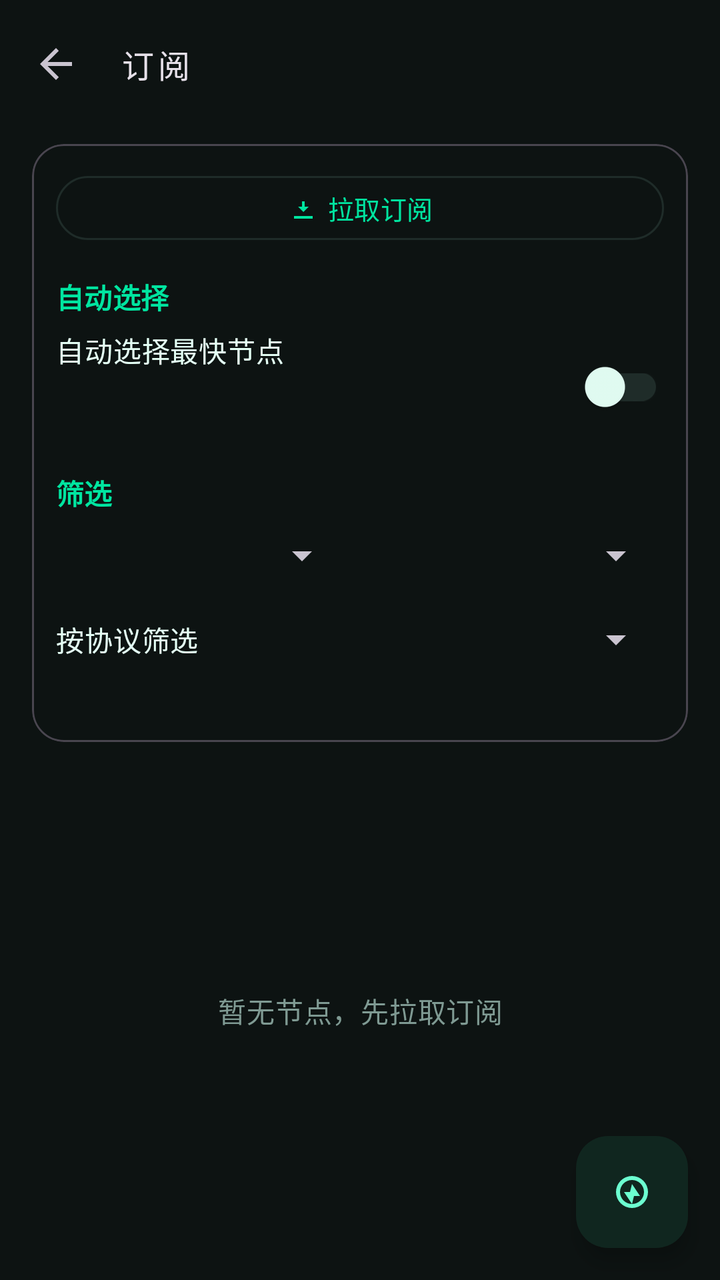
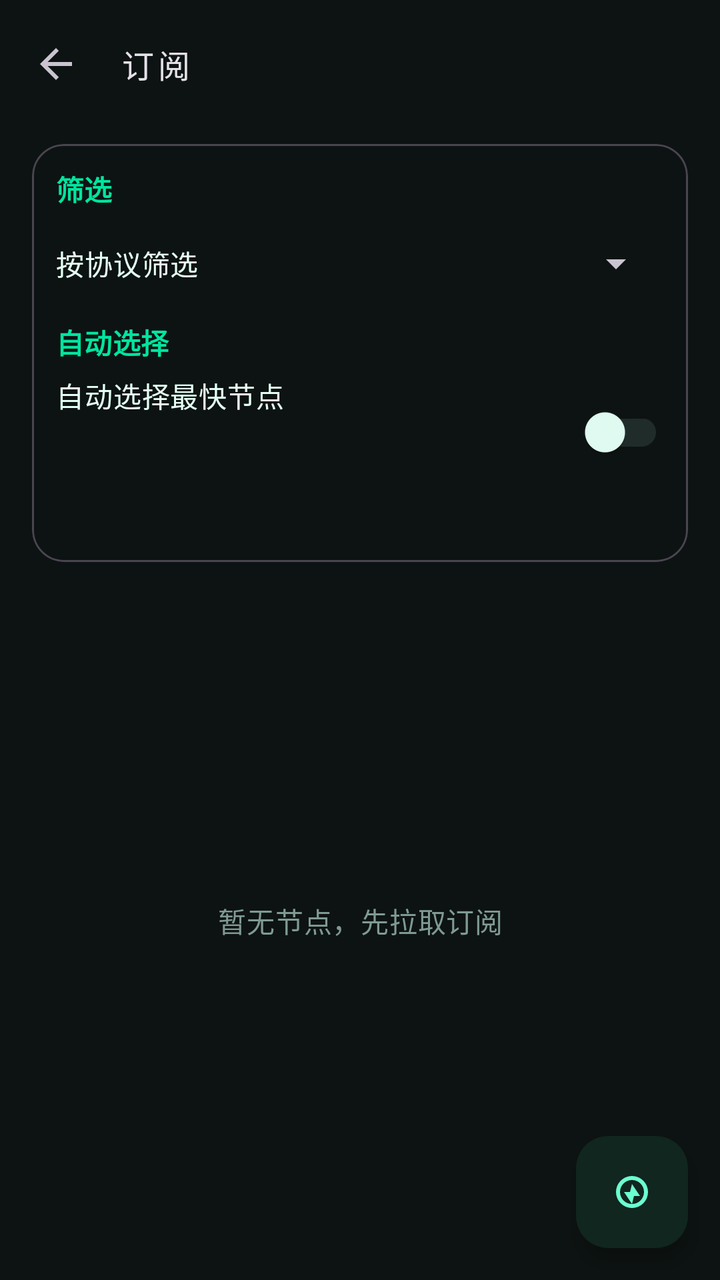

Screens rendered from an Android XML layout before and after an edit, with the pre-edit source and the edit as a unified diff.
<!-- AndroidManifest.xml: application theme Theme.TunVPN -->
<!-- res/layout/activity_subscribe.xml -->
<?xml version="1.0" encoding="utf-8"?>
<LinearLayout xmlns:android="http://schemas.android.com/apk/res/android"
	xmlns:app="http://schemas.android.com/apk/res-auto"
	android:orientation="vertical"
	android:layout_width="match_parent"
	android:layout_height="match_parent"
	android:background="?attr/colorSurface">
	<com.google.android.material.appbar.MaterialToolbar
		android:id="@+id/toolbar"
		android:layout_width="match_parent"
		android:layout_height="?attr/actionBarSize"
		app:navigationIcon="?attr/homeAsUpIndicator"
		app:title="@string/subscribe"
		app:titleTextAppearance="@style/TextAppearance.TunVPN.Toolbar"/>
	<com.google.android.material.card.MaterialCardView
		style="@style/Widget.Material3.CardView.Outlined"
		android:layout_width="match_parent"
		android:layout_height="wrap_content"
		android:layout_marginLeft="16dp"
		android:layout_marginRight="16dp"
		android:layout_marginTop="8dp"
		app:cardCornerRadius="16dp">
		<LinearLayout
			android:orientation="vertical"
			android:layout_width="match_parent"
			android:layout_height="wrap_content"
			android:padding="12dp">
			<com.google.android.material.button.MaterialButton
				android:id="@+id/sub_fetch"
				style="?attr/materialButtonOutlinedStyle"
				android:layout_width="match_parent"
				android:layout_height="wrap_content"
				android:minHeight="40dp"
				android:text="@string/sub_fetch"
				android:textSize="13sp"
				app:cornerRadius="20dp"
				app:icon="@drawable/ic_subscribe"
				app:iconGravity="textStart"
				app:iconPadding="4dp"
				app:iconSize="16dp"/>

			
			<TextView
				android:layout_width="match_parent"
				android:layout_height="wrap_content"
				android:layout_marginTop="14dp"
				android:text="@string/sub_section_auto"
				android:textAppearance="?attr/textAppearanceTitleSmall"
				android:textColor="?attr/colorPrimary"
				android:textStyle="bold"/>
			<LinearLayout
				android:orientation="horizontal"
				android:layout_width="match_parent"
				android:layout_height="wrap_content"
				android:layout_marginTop="6dp"
				android:gravity="center_vertical">
				<LinearLayout
					android:orientation="vertical"
					android:layout_width="0dp"
					android:layout_height="wrap_content"
					android:layout_weight="1">
					<TextView
						android:layout_width="match_parent"
						android:layout_height="wrap_content"
						android:text="@string/sub_auto"
						android:textAppearance="?attr/textAppearanceBodyMedium"
						android:textColor="?attr/colorOnSurface"/>
					<TextView
						android:id="@+id/sub_auto_hint"
						android:layout_width="match_parent"
						android:layout_height="wrap_content"
						android:paddingTop="2dp"
						android:textAppearance="?attr/textAppearanceBodySmall"
						android:textColor="?attr/colorPrimary"/>
					<TextView
						android:id="@+id/sub_test_url"
						android:layout_width="match_parent"
						android:layout_height="wrap_content"
						android:ellipsize="middle"
						android:maxLines="1"
						android:paddingBottom="2dp"
						android:textAppearance="?attr/textAppearanceBodySmall"
						android:textColor="?attr/colorPrimary"/>
				</LinearLayout>
				<com.google.android.material.switchmaterial.SwitchMaterial
					android:id="@+id/sub_auto"
					android:layout_width="wrap_content"
					android:layout_height="wrap_content"
					android:layout_marginStart="8dp"/>
			</LinearLayout>
			
			<LinearLayout
				android:id="@+id/sub_country_row"
				android:orientation="vertical"
				android:layout_width="match_parent"
				android:layout_height="wrap_content"
				android:layout_marginTop="8dp"
				android:visibility="gone">
				<LinearLayout
					android:orientation="horizontal"
					android:layout_width="match_parent"
					android:layout_height="wrap_content"
					android:gravity="center_vertical">
					<TextView
						android:layout_width="0dp"
						android:layout_height="wrap_content"
						android:layout_weight="1"
						android:text="@string/sub_country_label"
						android:textAppearance="?attr/textAppearanceBodyMedium"
						android:textColor="?attr/colorOnSurface"/>
					<Spinner
						android:id="@+id/sub_country"
						android:layout_width="0dp"
						android:layout_height="wrap_content"
						android:layout_weight="1"
						android:minHeight="30dp"
						android:spinnerMode="dropdown"/>
					<com.google.android.material.button.MaterialButton
						android:id="@+id/sub_detect_country"
						style="?attr/materialButtonOutlinedStyle"
						android:layout_width="wrap_content"
						android:layout_height="wrap_content"
						android:layout_marginStart="8dp"
						android:minHeight="32dp"
						android:text="@string/sub_detect"
						android:textSize="12sp"/>
				</LinearLayout>
				<TextView
					android:layout_width="match_parent"
					android:layout_height="wrap_content"
					android:layout_marginTop="4dp"
					android:text="@string/sub_auto_country_hint"
					android:textAppearance="@style/TextAppearance.TunVPN.Hint"/>
			</LinearLayout>

			
			<TextView
				android:layout_width="match_parent"
				android:layout_height="wrap_content"
				android:layout_marginTop="14dp"
				android:text="@string/sub_section_filter"
				android:textAppearance="?attr/textAppearanceTitleSmall"
				android:textColor="?attr/colorPrimary"
				android:textStyle="bold"/>
			<LinearLayout
				android:orientation="horizontal"
				android:layout_width="match_parent"
				android:layout_height="wrap_content"
				android:layout_marginTop="6dp">
				<Spinner
					android:id="@+id/sub_sort"
					android:layout_width="0dp"
					android:layout_weight="1"
					android:layout_height="wrap_content"
					android:minHeight="30dp"
					android:spinnerMode="dropdown"/>
				<Spinner
					android:id="@+id/sub_filter"
					android:layout_width="0dp"
					android:layout_weight="1"
					android:layout_height="wrap_content"
					android:layout_marginStart="10dp"
					android:minHeight="30dp"
					android:spinnerMode="dropdown"/>
			</LinearLayout>
			
			<HorizontalScrollView
				android:layout_width="match_parent"
				android:layout_height="wrap_content"
				android:layout_marginTop="6dp"
				android:fillViewport="true"
				android:scrollbars="none">
				<com.google.android.material.chip.ChipGroup
					android:id="@+id/sub_country_chips"
					android:layout_width="wrap_content"
					android:layout_height="wrap_content"
					app:selectionRequired="true"
					app:singleLine="true"
					app:singleSelection="true"/>
			</HorizontalScrollView>
			<LinearLayout
				android:orientation="horizontal"
				android:layout_width="match_parent"
				android:layout_height="wrap_content"
				android:layout_marginTop="6dp"
				android:gravity="center_vertical">
				<TextView
					android:layout_width="wrap_content"
					android:layout_height="wrap_content"
					android:text="@string/sub_proto_filter_label"
					android:textAppearance="?attr/textAppearanceBodyMedium"
					android:textColor="?attr/colorOnSurface"/>
				<Spinner
					android:id="@+id/sub_proto_filter"
					android:layout_width="0dp"
					android:layout_height="wrap_content"
					android:layout_weight="1"
					android:layout_marginStart="10dp"
					android:minHeight="30dp"
					android:spinnerMode="dropdown"/>
			</LinearLayout>
			<TextView
				android:id="@+id/sub_stats"
				android:layout_width="match_parent"
				android:layout_height="wrap_content"
				android:layout_marginTop="8dp"
				android:textAppearance="?attr/textAppearanceBodySmall"
				android:textColor="?attr/colorOnSurfaceVariant"/>
		</LinearLayout>
	</com.google.android.material.card.MaterialCardView>
	
	<FrameLayout
		android:layout_width="match_parent"
		android:layout_height="0dp"
		android:layout_weight="1">
		<ListView
			android:id="@+id/sub_list"
			android:layout_width="match_parent"
			android:layout_height="match_parent"
			android:clipToPadding="false"
			android:divider="@android:color/transparent"
			android:dividerHeight="10dp"
			android:paddingLeft="16dp"
			android:paddingRight="16dp"
			android:paddingTop="4dp"
			android:paddingBottom="88dp"
			android:scrollbarStyle="outsideOverlay"/>
		<TextView
			android:id="@+id/sub_empty"
			android:layout_width="match_parent"
			android:layout_height="wrap_content"
			android:layout_gravity="center"
			android:gravity="center"
			android:padding="24dp"
			android:text="@string/sub_empty"
			android:textAppearance="?attr/textAppearanceBodyMedium"
			android:textColor="?attr/colorOnSurfaceVariant"/>
		<com.google.android.material.floatingactionbutton.FloatingActionButton
			android:id="@+id/sub_test_all"
			android:layout_width="wrap_content"
			android:layout_height="wrap_content"
			android:layout_gravity="bottom|end"
			android:layout_margin="16dp"
			android:contentDescription="@string/sub_test_all"
			android:src="@drawable/ic_speed"/>
	</FrameLayout>
</LinearLayout>
<!-- resources referenced by this layout -->
<resources>
  <!-- drawable ic_speed (drawable) -->
  <vector xmlns:android="http://schemas.android.com/apk/res/android"
  	android:width="24dp"
  	android:height="24dp"
  	android:viewportWidth="24"
  	android:viewportHeight="24">
  	<path
  		android:fillColor="#000000"
  		android:pathData="M12,4a8,8 0 1,0 0,16 8,8 0 0,0 0,-16zM12,6a6,6 0 1,1 0,12 6,6 0 0,1 0,-12zM12,8l4,6h-3l-1,4 -4,-6h3l1,-4z"/>
  </vector>
  <!-- drawable ic_subscribe (drawable) -->
  <vector xmlns:android="http://schemas.android.com/apk/res/android"
  	android:width="24dp"
  	android:height="24dp"
  	android:viewportWidth="24"
  	android:viewportHeight="24">
  	<path
  		android:fillColor="#000000"
  		android:pathData="M12,15l-4,-4h3V7h2v4h3l-4,4zM5,18h14v2H5V18z"/>
  </vector>
  <string name="sub_auto">自动选择最快节点</string>
  <string name="sub_auto_country_hint">自动模式下：选「自动最优国家」会按测速自动挑最快的国家；选具体国家则在该国挑最快节点；选「全局最快」则不限国家。点「探测国家」可识别各节点所属国家。</string>
  <string name="sub_country_label">自动选择国家/地区</string>
  <string name="sub_detect">探测国家</string>
  <string name="sub_empty">暂无节点，先拉取订阅</string>
  <string name="sub_fetch">拉取订阅</string>
  <string name="sub_proto_filter_label">按协议筛选</string>
  <string name="sub_section_auto">自动选择</string>
  <string name="sub_section_filter">筛选</string>
  <string name="sub_test_all">测速全部</string>
  <string name="subscribe">订阅</string>
  <style name="TextAppearance.TunVPN.Hint" parent="TextAppearance.Material3.BodyMedium">
  		<item name="android:textColor">?attr/colorOnSurfaceVariant</item>
  		<item name="android:lineSpacingMultiplier">1.15</item>
  	</style>
  <style name="TextAppearance.TunVPN.Toolbar" parent="TextAppearance.Material3.TitleMedium">
  		<item name="fontFamily">monospace</item>
  		<item name="android:fontFamily">monospace</item>
  		<item name="android:letterSpacing">0.12</item>
  	</style>
  <style name="Theme.TunVPN" parent="Theme.Material3.Dark.NoActionBar">
  		<item name="colorPrimary">#00E5A0</item>
  		<item name="colorOnPrimary">#060A09</item>
  		<item name="colorPrimaryContainer">#10261F</item>
  		<item name="colorOnPrimaryContainer">#6CFFD0</item>
  		<item name="colorSecondary">#00E5A0</item>
  		<item name="colorOnSecondary">#060A09</item>
  		<item name="colorSecondaryContainer">#0B2E26</item>
  		<item name="colorOnSecondaryContainer">#6CFFD0</item>
  		<item name="colorError">#FF5C7A</item>
  		<item name="colorOnError">#060A09</item>
  		<item name="colorErrorContainer">#3A1220</item>
  		<item name="colorOnErrorContainer">#FFC2CE</item>
  		<item name="android:colorBackground">#060A09</item>
  		<item name="colorSurface">#0D1312</item>
  		<item name="colorOnSurface">#E4FFF5</item>
  		<item name="colorSurfaceVariant">#131B1A</item>
  		<item name="colorOnSurfaceVariant">#7F9A93</item>
  		<item name="colorSurfaceContainer">#18221F</item>
  		<item name="colorOutline">#1F2C29</item>
  		<item name="android:statusBarColor">@android:color/transparent</item>
  		<item name="android:navigationBarColor">@android:color/transparent</item>
  		<item name="android:windowLightStatusBar">false</item>
  		<item name="android:windowBackground">#060A09</item>
  	</style>
</resources>

<!-- the commit's change to res/layout/activity_subscribe.xml (unified diff, before → after) -->
@@ -25,19 +25,50 @@
 			android:layout_width="match_parent"
 			android:layout_height="wrap_content"
 			android:padding="12dp">
-			<com.google.android.material.button.MaterialButton
-				android:id="@+id/sub_fetch"
-				style="?attr/materialButtonOutlinedStyle"
-				android:layout_width="match_parent"
-				android:layout_height="wrap_content"
-				android:minHeight="40dp"
-				android:text="@string/sub_fetch"
-				android:textSize="13sp"
-				app:cornerRadius="20dp"
-				app:icon="@drawable/ic_subscribe"
-				app:iconGravity="textStart"
-				app:iconPadding="4dp"
-				app:iconSize="16dp"/>
+			
+			<TextView
+				android:layout_width="match_parent"
+				android:layout_height="wrap_content"
+				android:text="@string/sub_section_filter"
+				android:textAppearance="?attr/textAppearanceTitleSmall"
+				android:textColor="?attr/colorPrimary"
+				android:textStyle="bold"/>
+			
+			<HorizontalScrollView
+				android:layout_width="match_parent"
+				android:layout_height="wrap_content"
+				android:layout_marginTop="6dp"
+				android:fillViewport="true"
+				android:scrollbars="none">
+				<com.google.android.material.chip.ChipGroup
+					android:id="@+id/sub_country_chips"
+					android:layout_width="wrap_content"
+					android:layout_height="wrap_content"
+					app:selectionRequired="true"
+					app:singleLine="true"
+					app:singleSelection="true"/>
+			</HorizontalScrollView>
+			<LinearLayout
+				android:orientation="horizontal"
+				android:layout_width="match_parent"
+				android:layout_height="wrap_content"
+				android:layout_marginTop="6dp"
+				android:gravity="center_vertical">
+				<TextView
+					android:layout_width="wrap_content"
+					android:layout_height="wrap_content"
+					android:text="@string/sub_proto_filter_label"
+					android:textAppearance="?attr/textAppearanceBodyMedium"
+					android:textColor="?attr/colorOnSurface"/>
+				<Spinner
+					android:id="@+id/sub_proto_filter"
+					android:layout_width="0dp"
+					android:layout_height="wrap_content"
+					android:layout_weight="1"
+					android:layout_marginStart="10dp"
+					android:minHeight="30dp"
+					android:spinnerMode="dropdown"/>
+			</LinearLayout>
 
 			
 			<TextView
@@ -133,72 +164,6 @@
 					android:textAppearance="@style/TextAppearance.TunVPN.Hint"/>
 			</LinearLayout>
 
-			
-			<TextView
-				android:layout_width="match_parent"
-				android:layout_height="wrap_content"
-				android:layout_marginTop="14dp"
-				android:text="@string/sub_section_filter"
-				android:textAppearance="?attr/textAppearanceTitleSmall"
-				android:textColor="?attr/colorPrimary"
-				android:textStyle="bold"/>
-			<LinearLayout
-				android:orientation="horizontal"
-				android:layout_width="match_parent"
-				android:layout_height="wrap_content"
-				android:layout_marginTop="6dp">
-				<Spinner
-					android:id="@+id/sub_sort"
-					android:layout_width="0dp"
-					android:layout_weight="1"
-					android:layout_height="wrap_content"
-					android:minHeight="30dp"
-					android:spinnerMode="dropdown"/>
-				<Spinner
-					android:id="@+id/sub_filter"
-					android:layout_width="0dp"
-					android:layout_weight="1"
-					android:layout_height="wrap_content"
-					android:layout_marginStart="10dp"
-					android:minHeight="30dp"
-					android:spinnerMode="dropdown"/>
-			</LinearLayout>
-			
-			<HorizontalScrollView
-				android:layout_width="match_parent"
-				android:layout_height="wrap_content"
-				android:layout_marginTop="6dp"
-				android:fillViewport="true"
-				android:scrollbars="none">
-				<com.google.android.material.chip.ChipGroup
-					android:id="@+id/sub_country_chips"
-					android:layout_width="wrap_content"
-					android:layout_height="wrap_content"
-					app:selectionRequired="true"
-					app:singleLine="true"
-					app:singleSelection="true"/>
-			</HorizontalScrollView>
-			<LinearLayout
-				android:orientation="horizontal"
-				android:layout_width="match_parent"
-				android:layout_height="wrap_content"
-				android:layout_marginTop="6dp"
-				android:gravity="center_vertical">
-				<TextView
-					android:layout_width="wrap_content"
-					android:layout_height="wrap_content"
-					android:text="@string/sub_proto_filter_label"
-					android:textAppearance="?attr/textAppearanceBodyMedium"
-					android:textColor="?attr/colorOnSurface"/>
-				<Spinner
-					android:id="@+id/sub_proto_filter"
-					android:layout_width="0dp"
-					android:layout_height="wrap_content"
-					android:layout_weight="1"
-					android:layout_marginStart="10dp"
-					android:minHeight="30dp"
-					android:spinnerMode="dropdown"/>
-			</LinearLayout>
 			<TextView
 				android:id="@+id/sub_stats"
 				android:layout_width="match_parent"
<!-- resource entries referenced after the edit -->
@@ -10,22 +10,11 @@
   		android:fillColor="#000000"
   		android:pathData="M12,4a8,8 0 1,0 0,16 8,8 0 0,0 0,-16zM12,6a6,6 0 1,1 0,12 6,6 0 0,1 0,-12zM12,8l4,6h-3l-1,4 -4,-6h3l1,-4z"/>
   </vector>
-  <!-- drawable ic_subscribe (drawable) -->
-  <vector xmlns:android="http://schemas.android.com/apk/res/android"
-  	android:width="24dp"
-  	android:height="24dp"
-  	android:viewportWidth="24"
-  	android:viewportHeight="24">
-  	<path
-  		android:fillColor="#000000"
-  		android:pathData="M12,15l-4,-4h3V7h2v4h3l-4,4zM5,18h14v2H5V18z"/>
-  </vector>
   <string name="sub_auto">自动选择最快节点</string>
   <string name="sub_auto_country_hint">自动模式下：选「自动最优国家」会按测速自动挑最快的国家；选具体国家则在该国挑最快节点；选「全局最快」则不限国家。点「探测国家」可识别各节点所属国家。</string>
   <string name="sub_country_label">自动选择国家/地区</string>
   <string name="sub_detect">探测国家</string>
   <string name="sub_empty">暂无节点，先拉取订阅</string>
-  <string name="sub_fetch">拉取订阅</string>
   <string name="sub_proto_filter_label">按协议筛选</string>
   <string name="sub_section_auto">自动选择</string>
   <string name="sub_section_filter">筛选</string>
